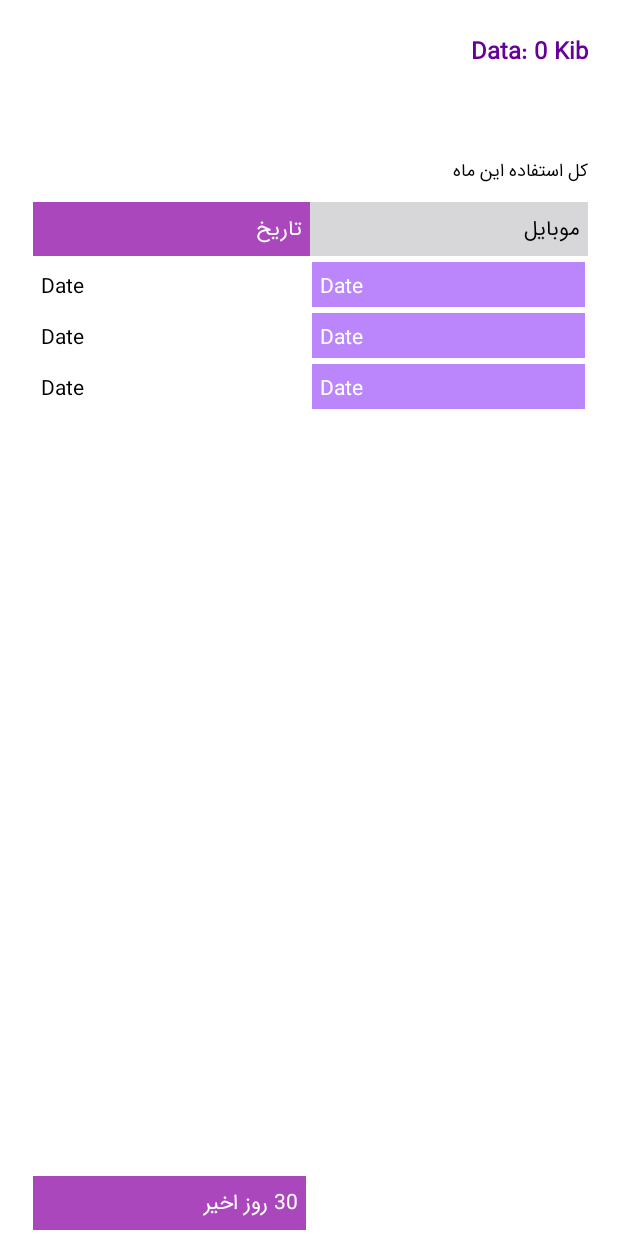
After one commit to ghazalbn/Mobile-Data-Tracker, an Android app: the layout activity_main.xml on its own in the app's theme, with its tools: preview values and no code run, on a phone screen of 412 x 824 dp. The commit adds this screen. Run offline under Robolectric (Android 15) with nearby library versions, the phone set to English and light mode, and no system bars.

```diff
--- a/app/build.gradle
+++ b/app/build.gradle
@@ -1,6 +1,8 @@
 plugins {
     id 'com.android.application'
     id 'org.jetbrains.kotlin.android'
+    id 'kotlin-android'
+    id 'kotlin-kapt'
 }
 
 android {
@@ -36,10 +38,12 @@ android {
     buildFeatures {
         viewBinding true
         dataBinding true
+        compose true
     }
     composeOptions {
         kotlinCompilerExtensionVersion '1.3.2'
     }
+
     packagingOptions {
         resources {
             excludes += '/META-INF/{AL2.0,LGPL2.1}'
--- /dev/null
+++ b/app/src/main/java/com/firstapp/datatracker/DataAdapter.kt
@@ -0,0 +1,33 @@
+package com.firstapp.datatracker
+
+import android.view.LayoutInflater
+import android.view.ViewGroup
+import androidx.recyclerview.widget.RecyclerView
+import com.firstapp.datatracker.databinding.ItemDataUsageBinding
+
+class DataAdapter(private val dataUsages: List<DataModel>) :
+    RecyclerView.Adapter<DataAdapter.DataUsageViewHolder>() {
+
+    override fun onCreateViewHolder(parent: ViewGroup, viewType: Int): DataUsageViewHolder {
+        val layoutInflater = LayoutInflater.from(parent.context)
+        val modelIndexProductBinding: ItemDataUsageBinding =
+            ItemDataUsageBinding.inflate(layoutInflater, parent, false)
+        return DataUsageViewHolder(modelIndexProductBinding)
+    }
+
+    override fun getItemCount(): Int {
+        return dataUsages.size
+    }
+
+    override fun onBindViewHolder(holder: DataUsageViewHolder, position: Int) {
+        holder.bind(dataUsages[position])
+    }
+
+    inner class DataUsageViewHolder(var binding: ItemDataUsageBinding) :
+        RecyclerView.ViewHolder(binding.root) {
+        fun bind(data: DataModel) {
+            binding.mobileData.text = data.mobile
+            binding.tvDate.text = data.date
+        }
+    }
+}
--- a/app/src/main/java/com/firstapp/datatracker/MainActivity.kt
+++ b/app/src/main/java/com/firstapp/datatracker/MainActivity.kt
@@ -1,10 +1,162 @@
 package com.firstapp.datatracker
 
+import android.Manifest
+import android.annotation.SuppressLint
+import android.app.AppOpsManager
+import android.content.Context
+import android.content.Intent
+import android.content.pm.PackageManager
 import android.os.Bundle
-import androidx.activity.ComponentActivity
+import android.os.Handler
+import android.os.Looper
+import android.os.Process
+import android.provider.Settings
+import android.widget.Toast
+import androidx.appcompat.app.AppCompatActivity
+import androidx.core.app.ActivityCompat
+import androidx.core.content.ContextCompat
+import androidx.databinding.DataBindingUtil
+import androidx.recyclerview.widget.LinearLayoutManager
+import com.firstapp.datatracker.databinding.ActivityMainBinding
 
-class MainActivity : ComponentActivity() {
+class MainActivity : AppCompatActivity() {
+
+    private lateinit var binding: ActivityMainBinding
+    private lateinit var dataUsagesAdapter: DataAdapter
+    private var usagesDataList = ArrayList<DataModel>()
+
+//    @SuppressLint("HardwareIds")
     override fun onCreate(savedInstanceState: Bundle?) {
         super.onCreate(savedInstanceState)
-    }
+//        binding = DataBindingUtil.setContentView(this, R.layout.activity_main)
+//
+//        setupPermissions()
+//
+//        val networkUsage = NetworkUsageManager(this, Util.getSubscriberId(this))
+//
+//        val handler = Handler(Looper.getMainLooper())
+//        val runnableCode = object : Runnable {
+//            override fun run() {
+//                val now = networkUsage.getUsageNow(NetworkType.ALL)
+//                val speeds = NetSpeed.calculateSpeed(now.timeTaken, now.downloads, now.uploads)
+//                val todayM = networkUsage.getUsage(Interval.today, NetworkType.MOBILE)
+//                val todayW = networkUsage.getUsage(Interval.today, NetworkType.WIFI)
+//
+//                binding.wifiUsagesTv.text = "WiFi: " + Util.formatData(todayW.downloads, todayW.uploads)[2]
+//                binding.dataUsagesTv.text = "Mobile: " + Util.formatData(todayM.downloads, todayM.uploads)[2]
+//                binding.apply {
+//                    totalSpeedTv.text = speeds[0].speed + "\n" + speeds[0].unit
+//                    downUsagesTv.text = "Down: " + speeds[1].speed + speeds[1].unit
+//                    upUsagesTv.text = "Up: " + speeds[2].speed + speeds[2].unit
+//
+//                }
+//                handler.postDelayed(this, 1000)
+//            }
+        }
+
+//        runnableCode.run()
+//
+//        val last30DaysWIFI = networkUsage.getMultiUsage(
+//            Interval.lastMonthDaily, NetworkType.WIFI
+//        )
+//
+//        val last30DaysMobile = networkUsage.getMultiUsage(
+//            Interval.lastMonthDaily, NetworkType.MOBILE
+//        )
+//
+//        for (i in last30DaysWIFI.indices) {
+//            usagesDataList.add(
+//                UsagesData(
+//                    Util.formatData(
+//                        last30DaysMobile[i].downloads,
+//                        last30DaysMobile[i].uploads
+//                    )[2],
+//                    Util.formatData(
+//                        last30DaysWIFI[i].downloads,
+//                        last30DaysWIFI[i].uploads
+//                    )[2],
+//                    last30DaysWIFI[i].date
+//                )
+//            )
+//        }
+//
+//        val last7DaysTotalWIFI = networkUsage.getUsage(
+//            Interval.last7days, NetworkType.WIFI
+//        )
+//
+//        val last7DaysTotalMobile = networkUsage.getUsage(
+//            Interval.last7days, NetworkType.MOBILE
+//        )
+//
+//        val last30DaysTotalWIFI = networkUsage.getUsage(
+//            Interval.last30days, NetworkType.WIFI
+//        )
+//
+//        val last30DaysTotalMobile = networkUsage.getUsage(
+//            Interval.last30days, NetworkType.MOBILE
+//        )
+//
+//        usagesDataList.add(
+//            UsagesData(
+//                Util.formatData(
+//                    last7DaysTotalMobile.downloads,
+//                    last7DaysTotalMobile.uploads
+//                )[2],
+//                Util.formatData(
+//                    last7DaysTotalWIFI.downloads,
+//                    last7DaysTotalWIFI.uploads
+//                )[2],
+//                "Last 7 Days"
+//            )
+//        )
+//
+//        binding.wifiDataThisMonth.text = Util.formatData(
+//            last30DaysTotalWIFI.downloads,
+//            last30DaysTotalWIFI.uploads
+//        )[2]
+//
+//        binding.mobileDataThisMonth.text = Util.formatData(
+//            last30DaysTotalMobile.downloads,
+//            last30DaysTotalMobile.uploads
+//        )[2]
+//
+//        dataUsagesAdapter = DataUsagesAdapter(usagesDataList)
+//        binding.monthlyDataUsagesRv.layoutManager = LinearLayoutManager(this)
+//        binding.monthlyDataUsagesRv.setHasFixedSize(true)
+//        binding.monthlyDataUsagesRv.adapter = dataUsagesAdapter
+//
+//    }
+//
+//    private fun setupPermissions() {
+//        val permission = ContextCompat.checkSelfPermission(
+//            this, Manifest.permission.READ_PHONE_STATE
+//        )
+//
+//        if (permission != PackageManager.PERMISSION_GRANTED) {
+//            ActivityCompat.requestPermissions(
+//                this, arrayOf(Manifest.permission.READ_PHONE_STATE), 34
+//            )
+//        }
+//
+//        if (!checkUsagePermission()) {
+//            Toast.makeText(this, "Please allow usage access", Toast.LENGTH_SHORT).show()
+//        }
+//
+//    }
+//
+//    private fun checkUsagePermission(): Boolean {
+//        val appOps = getSystemService(Context.APP_OPS_SERVICE) as AppOpsManager
+//        var mode: Int = appOps.checkOpNoThrow(
+//            "android:get_usage_stats", Process.myUid(),
+//            packageName
+//
+//        )
+//        val granted = mode == AppOpsManager.MODE_ALLOWED
+//        if (!granted) {
+//            val intent = Intent(Settings.ACTION_USAGE_ACCESS_SETTINGS)
+//            startActivity(intent)
+//            return false
+//        }
+//        return true
+//    }
 }
--- /dev/null
+++ b/app/src/main/res/layout/activity_main.xml
@@ -0,0 +1,181 @@
+<?xml version="1.0" encoding="utf-8"?>
+<layout xmlns:android="http://schemas.android.com/apk/res/android"
+    xmlns:app="http://schemas.android.com/apk/res-auto"
+    xmlns:tools="http://schemas.android.com/tools">
+
+    <data>
+
+    </data>
+
+    <androidx.constraintlayout.widget.ConstraintLayout
+        android:layout_width="match_parent"
+        android:layout_height="match_parent"
+        android:background="@color/surface"
+        tools:context=".MainActivity">
+
+        <androidx.core.widget.NestedScrollView
+            android:id="@+id/nestedScrollView"
+            android:layout_width="match_parent"
+            android:layout_height="0dp"
+            app:layout_constraintBottom_toTopOf="@+id/linearLayout"
+            app:layout_constraintEnd_toEndOf="parent"
+            app:layout_constraintStart_toStartOf="parent"
+            app:layout_constraintTop_toTopOf="parent">
+
+            <LinearLayout
+                android:layout_width="match_parent"
+                android:layout_height="match_parent"
+                android:orientation="vertical">
+
+
+                <LinearLayout
+                    android:layout_width="match_parent"
+                    android:layout_height="wrap_content"
+                    android:layout_marginStart="@dimen/size_4xl"
+                    android:layout_marginTop="@dimen/size_4xl"
+                    android:layout_marginEnd="@dimen/size_4xl"
+                    android:orientation="vertical">
+
+                    <LinearLayout
+                        android:layout_width="match_parent"
+                        android:layout_height="wrap_content"
+                        android:gravity="right">
+
+                        <TextView
+                            android:id="@+id/dataUsagesTv"
+                            android:layout_width="wrap_content"
+                            android:layout_height="match_parent"
+                            android:gravity="center_vertical"
+                            android:maxLines="1"
+                            android:text="Data: 0 Kib"
+                            android:textColor="@color/purple_500"
+                            android:textSize="@dimen/text_l"
+                            android:fontFamily="@font/iran_sans_regular"
+                            android:textStyle="bold" />
+
+                    </LinearLayout>
+
+                    <TextView
+                        android:id="@+id/downUsagesTv"
+                        android:layout_width="match_parent"
+                        android:layout_height="0dp"
+                        android:layout_weight="1"
+                        android:gravity="center_vertical"
+                        style="@style/text.normal" />
+
+                    <TextView
+                        android:id="@+id/upUsagesTv"
+                        android:layout_width="match_parent"
+                        android:layout_height="0dp"
+                        android:layout_weight="1"
+                        android:gravity="center_vertical"
+                        style="@style/text.normal" />
+
+                </LinearLayout>
+
+
+                <TextView
+                    android:layout_width="match_parent"
+                    android:layout_height="wrap_content"
+                    android:layout_marginStart="@dimen/size_4xl"
+                    android:layout_marginTop="10dp"
+                    android:layout_marginEnd="@dimen/size_4xl"
+                    android:text="@string/month_usage"
+                    style="@style/text.normal" />
+
+                <LinearLayout
+                    android:layout_width="match_parent"
+                    android:layout_height="wrap_content"
+                    android:layout_marginStart="@dimen/size_4xl"
+                    android:layout_marginTop="10dp"
+                    android:layout_marginEnd="@dimen/size_4xl"
+                    android:layout_marginBottom="2dp">
+
+                    <TextView
+                        android:layout_width="0dp"
+                        android:layout_height="wrap_content"
+                        android:layout_marginStart="2dp"
+                        android:layout_weight="1"
+                        android:background="@color/purple_400"
+                        android:maxEms="20"
+                        android:padding="5dp"
+                        android:text="تاریخ"
+                        android:fontFamily="@font/iran_sans_regular"
+                        android:textColor="@color/white" />
+
+                    <TextView
+                        android:layout_width="0dp"
+                        android:layout_height="wrap_content"
+                        android:layout_weight="1"
+                        android:background="@color/grey_200"
+                        android:maxEms="20"
+                        android:padding="5dp"
+                        android:text="@string/mobile"
+                        android:fontFamily="@font/iran_sans_regular"
+                        android:textColor="@color/black"/>
+
+
+                </LinearLayout>
+
+                <androidx.recyclerview.widget.RecyclerView
+                    android:id="@+id/monthlyDataUsagesRv"
+                    android:layout_width="match_parent"
+                    android:layout_height="wrap_content"
+                    android:layout_marginStart="@dimen/size_4xl"
+                    android:layout_marginEnd="@dimen/size_4xl"
+                    tools:listitem="@layout/item_data_usage" />
+
+
+            </LinearLayout>
+
+        </androidx.core.widget.NestedScrollView>
+
+        <LinearLayout
+            android:id="@+id/linearLayout"
+            android:layout_width="match_parent"
+            android:layout_height="wrap_content"
+            android:layout_marginStart="@dimen/size_4xl"
+            android:layout_marginEnd="@dimen/size_4xl"
+            android:layout_marginBottom="2dp"
+            app:layout_constraintBottom_toBottomOf="parent"
+            app:layout_constraintEnd_toEndOf="parent"
+            app:layout_constraintStart_toStartOf="parent">
+
+            <TextView
+                android:layout_width="0dp"
+                android:layout_height="wrap_content"
+                android:layout_margin="2dp"
+                android:layout_weight="1"
+                android:background="@color/purple_400"
+                android:maxEms="20"
+                android:padding="5dp"
+                android:text="@string/last_30_days"
+                android:fontFamily="@font/iran_sans_regular"
+                android:textColor="@color/white" />
+
+            <TextView
+                android:id="@+id/mobile_data_this_month"
+                android:layout_width="0dp"
+                android:layout_height="wrap_content"
+                android:layout_margin="2dp"
+                android:layout_weight="1"
+                android:background="@color/surface"
+                android:maxEms="20"
+                android:padding="5dp"
+                android:textColor="@color/black" />
+
+            <!--            <TextView-->
+            <!--                android:id="@+id/wifi_data_this_month"-->
+            <!--                android:layout_width="0dp"-->
+            <!--                android:layout_height="wrap_content"-->
+            <!--                android:layout_margin="2dp"-->
+            <!--                android:layout_weight="1"-->
+            <!--                android:background="@color/surface"-->
+            <!--                android:maxEms="20"-->
+            <!--                android:padding="5dp"-->
+            <!--                android:textColor="@color/black" />-->
+
+        </LinearLayout>
+
+    </androidx.constraintlayout.widget.ConstraintLayout>
+</layout>
--- /dev/null
+++ b/app/src/main/res/layout/item_data_usage.xml
@@ -0,0 +1,38 @@
+<?xml version="1.0" encoding="utf-8"?>
+<layout xmlns:android="http://schemas.android.com/apk/res/android">
+
+    <data>
+
+    </data>
+
+    <LinearLayout
+        android:layout_width="match_parent"
+        android:layout_height="wrap_content">
+
+
+        <TextView
+            android:id="@+id/mobile_data"
+            android:layout_weight="1"
+            android:background="@color/surface"
+            android:layout_width="0dp"
+            android:layout_margin="2dp"
+            android:maxEms="20"
+            android:padding="5dp"
+            android:textColor="@color/text"
+            android:layout_height="wrap_content"
+            android:text="Date" />
+
+        <TextView
+            android:id="@+id/tv_date"
+            android:layout_weight="1"
+            android:background="@color/purple_200"
+            android:layout_width="0dp"
+            android:layout_margin="2dp"
+            android:layout_height="wrap_content"
+            android:maxEms="20"
+            android:textColor="@color/white"
+            android:padding="5dp"
+            android:text="Date" />
+
+    </LinearLayout>
+</layout>
--- a/app/src/main/res/values/strings.xml
+++ b/app/src/main/res/values/strings.xml
@@ -1,3 +1,7 @@
 <resources>
     <string name="app_name">Data Tracker</string>
+
+    <string name="month_usage">کل استفاده این ماه</string>
+    <string name="mobile">موبایل</string>
+    <string name="last_30_days">30 روز اخیر</string>
 </resources>
--- a/settings.gradle
+++ b/settings.gradle
@@ -3,6 +3,7 @@ pluginManagement {
         google()
         mavenCentral()
         gradlePluginPortal()
+        maven { url 'https://jitpack.io' }
     }
 }
 dependencyResolutionManagement {
@@ -10,6 +11,7 @@ dependencyResolutionManagement {
     repositories {
         google()
         mavenCentral()
+        maven { url 'https://jitpack.io' }
     }
 }
 rootProject.name = "Data Tracker"
```
